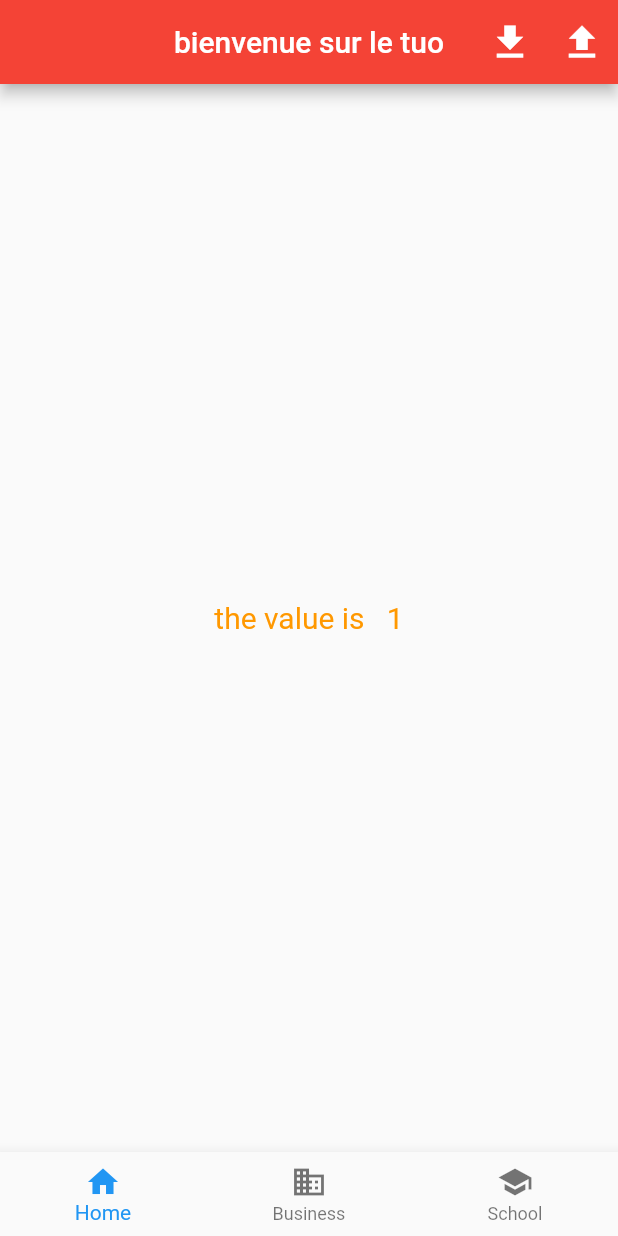
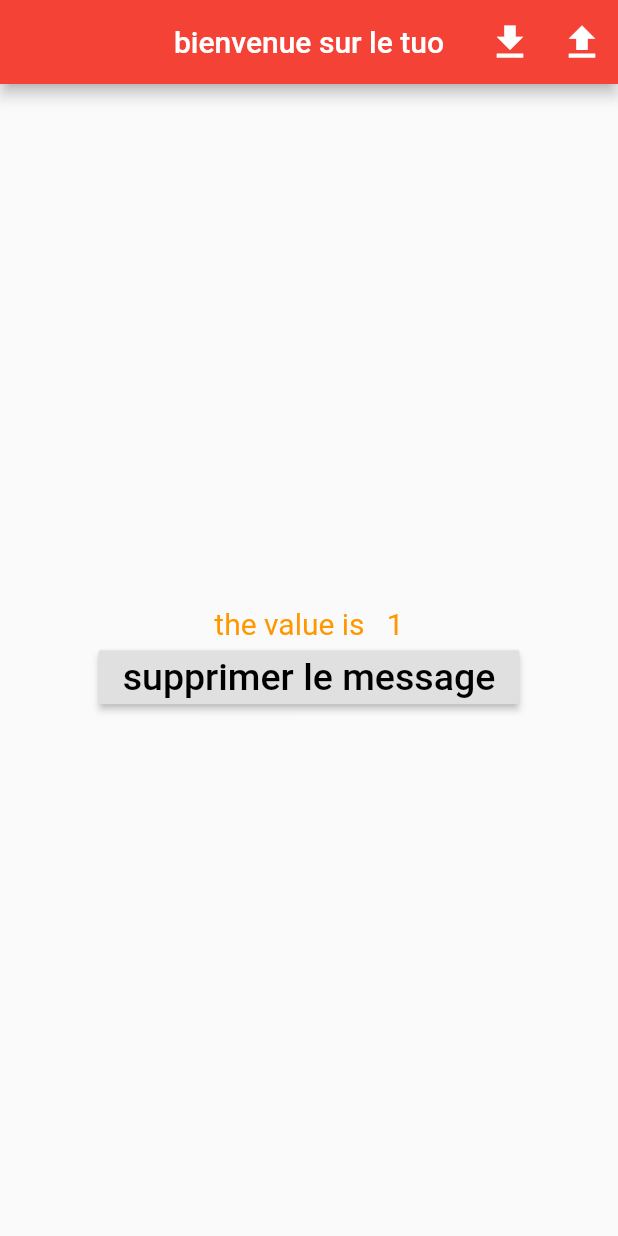
Before and after one commit to sllim637/flutter-repo, a Flutter app: the screen it shows after launch, after a tap on the "download" icon, on a phone screen of 412 x 824 dp. Run offline on Flutter 3.47's test engine with Material 2 defaults, Android fonts, the phone set to English and light mode, and no system bars.

Commit message:
adding snackbar message

```diff
--- a/lib/main.dart
+++ b/lib/main.dart
@@ -22,7 +22,6 @@ class _soirState extends State<soir> {
   String info = "bienvenue minsieur/madame";
   int value = 0;
   int _id = 0;
-
   void increment() {
     setState(() {
       value++;
@@ -44,6 +43,7 @@ class _soirState extends State<soir> {
   @override
   Widget build(BuildContext context) {
     return Scaffold(
+
       appBar: AppBar(
         centerTitle: true,
         actions: <Widget>[
@@ -76,30 +76,19 @@ class _soirState extends State<soir> {
               style: TextStyle(fontSize: 20, color: Colors.orange),
               textAlign: TextAlign.center,
             ),
+            RaisedButton(
+              onPressed: (){ScaffoldMessenger.of(context).showSnackBar(
+                const SnackBar(
+                  content: Text('A SnackBar has been shown.'),
+                ),
+              );},
+              child: Text(
+                "supprimer le message",
+                style: TextStyle(color: Colors.black, fontSize: 25),
+              ),
+            )
           ],
         ),
-      ),
-      bottomNavigationBar: BottomNavigationBar(
-        items: const <BottomNavigationBarItem>[
-          BottomNavigationBarItem(
-            icon: Icon(Icons.home),
-            label: 'Home',
-          ),
-          BottomNavigationBarItem(
-            icon: Icon(Icons.business),
-            label: 'Business',
-          ),
-          BottomNavigationBarItem(
-            icon: Icon(Icons.school),
-            label: 'School',
-          ),
-        ],
-        currentIndex: _id,
-        onTap: (int item) {
-          setState(() {
-            _id = item;
-          });
-        },
       ),
     );
   }
```
